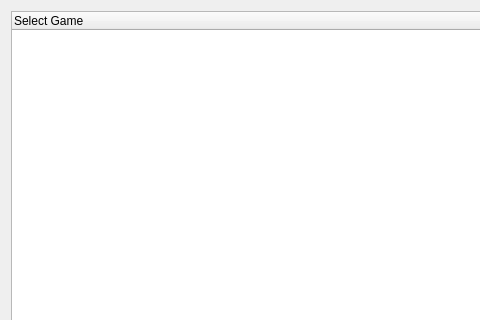
Old version of the form trunk/src/burner/qt/selectdialog.ui in the repository AlanTse1314/FBAlpha-; both pictures show x 0 to 480 and y 0 to 320 of the 899 by 650 pixel window.
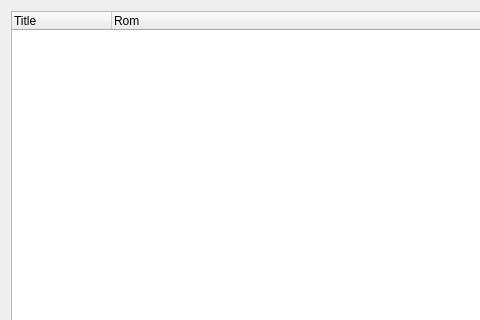
New version of the form. Icons and pictures are not drawn.

Commit message: [Qt] Improve "Use zipnames" feature.

Patch:
```diff
--- a/trunk/src/burner/qt/selectdialog.ui
+++ b/trunk/src/burner/qt/selectdialog.ui
@@ -22,7 +22,12 @@
         <widget class="QTreeWidget" name="tvDrivers">
          <column>
           <property name="text">
-           <string>Select Game</string>
+           <string>Title</string>
+          </property>
+         </column>
+         <column>
+          <property name="text">
+           <string>Rom</string>
           </property>
          </column>
         </widget>
```
The commit also changes 1 other file.
